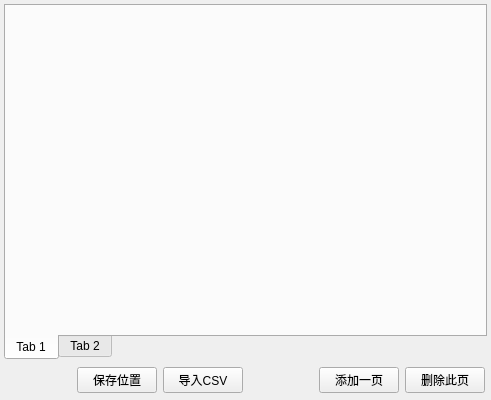
First picture: the form in multiple_send_widget.ui, repository 652436962/Network_Assistant, before the edit.
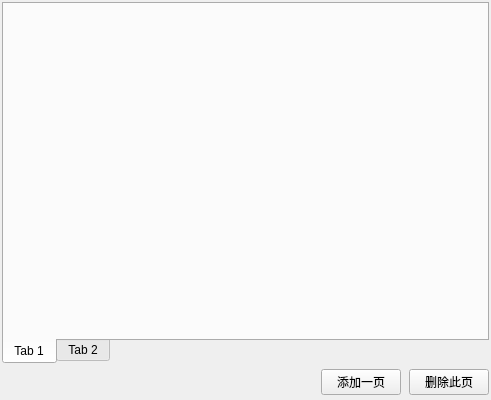
Second picture: the form after the edit. Custom widgets are drawn as their Qt base class.

What changed in the file:
```diff
--- a/multiple_send_widget.ui
+++ b/multiple_send_widget.ui
@@ -15,19 +15,19 @@
   </property>
   <layout class="QVBoxLayout" name="verticalLayout">
    <property name="spacing">
-    <number>4</number>
+    <number>2</number>
    </property>
    <property name="leftMargin">
-    <number>4</number>
+    <number>2</number>
    </property>
    <property name="topMargin">
-    <number>4</number>
+    <number>2</number>
    </property>
    <property name="rightMargin">
-    <number>4</number>
+    <number>2</number>
    </property>
    <property name="bottomMargin">
-    <number>4</number>
+    <number>2</number>
    </property>
    <item>
     <widget class="QTabWidget" name="tabWidget">
@@ -67,45 +67,21 @@
       </size>
      </property>
      <layout class="QHBoxLayout" name="horizontalLayout">
+      <property name="spacing">
+       <number>8</number>
+      </property>
       <property name="leftMargin">
-       <number>2</number>
+       <number>0</number>
       </property>
       <property name="topMargin">
-       <number>2</number>
+       <number>0</number>
       </property>
       <property name="rightMargin">
-       <number>2</number>
+       <number>0</number>
       </property>
       <property name="bottomMargin">
-       <number>2</number>
+       <number>0</number>
       </property>
-      <item>
-       <spacer name="horizontalSpacer">
-        <property name="orientation">
-         <enum>Qt::Orientation::Horizontal</enum>
-        </property>
-        <property name="sizeHint" stdset="0">
-         <size>
-          <width>37</width>
-          <height>20</height>
-         </size>
-        </property>
-       </spacer>
-      </item>
-      <item>
-       <widget class="QPushButton" name="pushButton_Location">
-        <property name="text">
-         <string>保存位置</string>
-        </property>
-       </widget>
-      </item>
-      <item>
-       <widget class="QPushButton" name="pushButton_Import">
-        <property name="text">
-         <string>导入CSV</string>
-        </property>
-       </widget>
-      </item>
       <item>
        <spacer name="horizontalSpacer_2">
         <property name="orientation">
@@ -138,6 +114,14 @@
    </item>
   </layout>
  </widget>
+ <customwidgets>
+  <customwidget>
+   <class>EditableTabWidget</class>
+   <extends>QTabWidget</extends>
+   <header>editable_tabwidget.h</header>
+   <container>1</container>
+  </customwidget>
+ </customwidgets>
  <resources/>
  <connections/>
 </ui>
```
Left out of the diff: 2 changed lines with no effect on the pictures.
